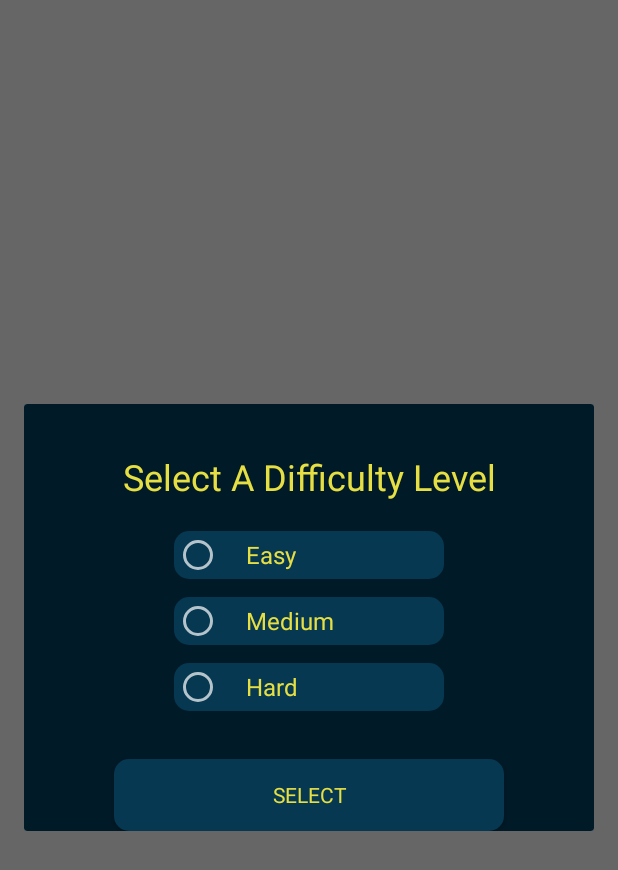
After one commit to InquisitiveMindHasToKnow/SaveBart, an Android app: the fragment GameDifficultyDialog shown on its own in the app's theme, on a phone screen of 412 x 824 dp. The commit adds this screen. Shown: the top 870 px of the screen. Run offline under Robolectric (Android 15) with nearby library versions, the phone set to English and light mode, and no system bars; our stand-ins replace data binding; Roboto replaces fonts that are not available here.

Commit message:
Added a game difficulty dialog to allow users to select the level they're comfortable playing.

```diff
--- /dev/null
+++ b/app/src/main/java/org/ohmstheresistance/savebart/dialogs/GameDifficultyDialog.kt
@@ -0,0 +1,66 @@
+package org.ohmstheresistance.savebart.dialogs
+
+import android.annotation.SuppressLint
+import android.app.Dialog
+import android.content.Context
+import android.os.Bundle
+import android.view.LayoutInflater
+import android.view.View
+import android.view.ViewGroup
+import androidx.annotation.NonNull
+import androidx.annotation.Nullable
+import androidx.databinding.DataBindingUtil
+import androidx.fragment.app.DialogFragment
+import org.ohmstheresistance.savebart.R
+import org.ohmstheresistance.savebart.databinding.GameDifficultyDialogLayoutBinding
+import org.ohmstheresistance.savebart.enums.GameDifficulty
+
+class GameDifficultyDialog: DialogFragment(), View.OnClickListener{
+
+    lateinit var  gameDifficultyDialogLayoutBinding: GameDifficultyDialogLayoutBinding
+    @NonNull
+    override fun onCreateDialog(savedInstanceState: Bundle?): Dialog {
+        return Dialog(requireActivity(), R.style.WideDialog)
+    }
+
+    @SuppressLint("ClickableViewAccessibility", "UseCompatLoadingForDrawables")
+    override fun onCreateView(
+        inflater: LayoutInflater,
+        @Nullable container: ViewGroup?,
+        savedInstanceState: Bundle?
+    ): View? {
+        gameDifficultyDialogLayoutBinding = DataBindingUtil.inflate(inflater, R.layout.game_difficulty_dialog_layout, container, false)
+
+        gameDifficultyDialogLayoutBinding.gameDifficultySelectButton.setOnClickListener(this)
+
+
+        return gameDifficultyDialogLayoutBinding.root
+    }
+
+    override fun onClick(view: View?) {
+
+        val preference = activity?.getSharedPreferences(resources.getString(R.string.app_name), Context.MODE_PRIVATE)
+        val editor = preference?.edit()
+
+        when(view?.id){
+
+            gameDifficultyDialogLayoutBinding.easyRadioButton.id -> {
+                editor?.putString(GameDifficulty.EASY.name, "Easy")
+                editor?.commit()
+            }
+
+            gameDifficultyDialogLayoutBinding.mediumRadioButton.id -> {
+                editor?.putString(GameDifficulty.MEDIUM.name, "Medium")
+                editor?.commit()
+            }
+
+            gameDifficultyDialogLayoutBinding.hardRadioButton.id -> {
+                editor?.putString(GameDifficulty.HARD.name, "Hard")
+                editor?.commit()
+            }
+
+            gameDifficultyDialogLayoutBinding.gameDifficultySelectButton.id -> {
+                dialog!!.dismiss()}
+        }
+    }
+}
--- /dev/null
+++ b/app/src/main/java/org/ohmstheresistance/savebart/enums/GameDifficulty.kt
@@ -0,0 +1,7 @@
+package org.ohmstheresistance.savebart.enums
+
+enum class GameDifficulty {
+    EASY,
+    MEDIUM,
+    HARD
+}
--- a/app/src/main/java/org/ohmstheresistance/savebart/fragments/GameFragment.kt
+++ b/app/src/main/java/org/ohmstheresistance/savebart/fragments/GameFragment.kt
@@ -496,13 +496,14 @@ class GameFragment : Fragment(), View.OnClickListener, View.OnTouchListener {
                     val eighthNumber = separatedResponse[7]
 
                     combination = firstNumber + thirdNumber + fifthNumber + seventhNumber
+
+                    val numbersToDisplay = arrayOf(firstNumber, secondNumber, thirdNumber, fourthNumber, fifthNumber, sixthNumber, seventhNumber, eighthNumber)
+                    numbersToDisplay.shuffle()
+
                     Log.d("Random Combo", combination)
                     comboList.add(combination)
 
                     winningCombinationBundle.putString("Combination", combination)
-
-                    val numbersToDisplay = arrayOf(firstNumber, secondNumber, thirdNumber, fourthNumber, fifthNumber, sixthNumber, seventhNumber, eighthNumber)
-                    numbersToDisplay.shuffle()
 
                     Handler(Looper.getMainLooper()).post {
 
--- /dev/null
+++ b/app/src/main/res/layout/game_difficulty_dialog_layout.xml
@@ -0,0 +1,87 @@
+<?xml version="1.0" encoding="utf-8"?>
+<layout xmlns:android="http://schemas.android.com/apk/res/android"
+    xmlns:app="http://schemas.android.com/apk/res-auto"
+    xmlns:tools="http://schemas.android.com/tools">
+
+    <androidx.constraintlayout.widget.ConstraintLayout
+        android:layout_width="match_parent"
+        android:layout_height="match_parent"
+        android:background="@color/colorPrimaryDark">
+
+
+        <TextView
+            android:id="@+id/header_textview"
+            android:layout_width="match_parent"
+            android:layout_height="wrap_content"
+            android:layout_marginTop="32dp"
+            android:gravity="center"
+            android:text="Select A Difficulty Level"
+            android:textColor="@color/textColor"
+            android:textSize="24sp"
+            app:layout_constraintTop_toTopOf="parent" />
+
+        <RadioGroup
+            android:id="@+id/game_difficulty_radiogroup"
+            android:layout_width="match_parent"
+            android:layout_height="wrap_content"
+            android:orientation="vertical"
+            android:gravity="center"
+            android:layout_marginBottom="64dp"
+            app:layout_constraintBottom_toTopOf="@id/game_difficulty_select_button"
+            app:layout_constraintTop_toBottomOf="@id/header_textview">
+
+            <RadioButton
+                android:id="@+id/easy_radio_button"
+                android:layout_width="180dp"
+                android:layout_height="wrap_content"
+                android:layout_marginTop="20dp"
+                android:background="@drawable/rounded_button_corners"
+                android:paddingStart="16dp"
+                android:paddingEnd="16dp"
+                android:text="Easy"
+                android:textAllCaps="false"
+                android:textColor="@color/textColor"
+                android:textSize="16sp" />
+            <RadioButton
+                android:id="@+id/medium_radio_button"
+                android:layout_width="180dp"
+                android:layout_height="wrap_content"
+                android:background="@drawable/rounded_button_corners"
+                android:paddingStart="16dp"
+                android:paddingEnd="16dp"
+                android:layout_marginTop="12dp"
+                android:text="Medium"
+                android:textAllCaps="false"
+                android:textColor="@color/textColor"
+                android:textSize="16sp" />
+
+            <RadioButton
+                android:id="@+id/hard_radio_button"
+                android:layout_width="180dp"
+                android:layout_height="wrap_content"
+                android:background="@drawable/rounded_button_corners"
+                android:paddingStart="16dp"
+                android:paddingEnd="16dp"
+                android:layout_marginTop="12dp"
+                android:text="Hard"
+                android:textAllCaps="false"
+                android:textColor="@color/textColor"
+                android:textSize="16sp" />
+
+        </RadioGroup>
+
+        <androidx.appcompat.widget.AppCompatButton
+            android:id="@+id/game_difficulty_select_button"
+            android:layout_width="260dp"
+            android:layout_height="wrap_content"
+            app:layout_constraintTop_toBottomOf="@id/game_difficulty_radiogroup"
+            android:background="@drawable/rounded_button_corners"
+            android:text="Select"
+            android:layout_marginTop="32dp"
+            android:textColor="@color/textColor"
+            app:layout_constraintStart_toStartOf="parent"
+            app:layout_constraintEnd_toEndOf="parent" />
+    </androidx.constraintlayout.widget.ConstraintLayout>
+
+
+</layout>
```
